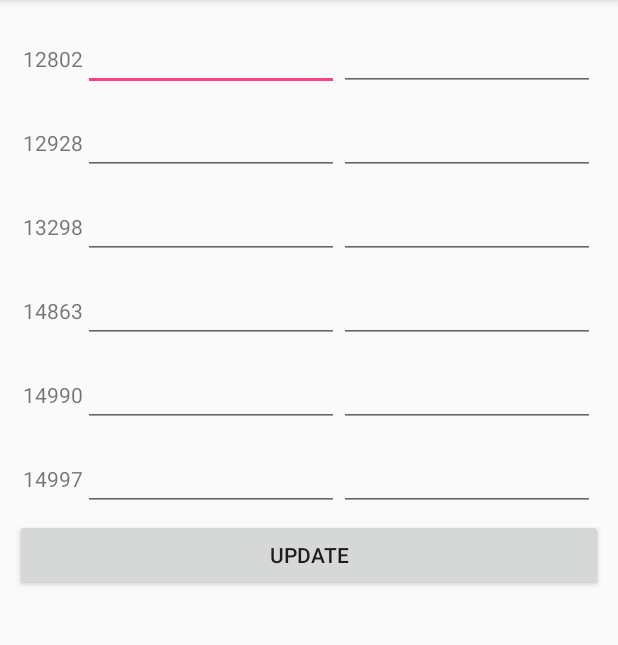
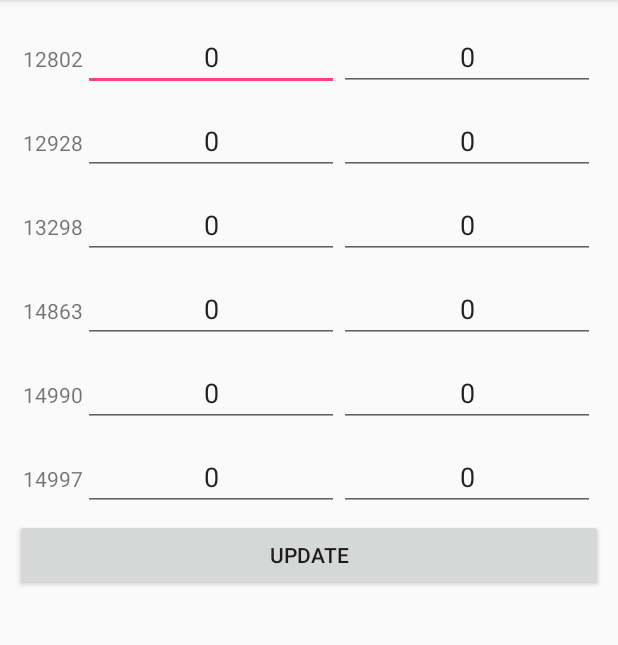
Before and after one commit to SMall-Capstone/BeaconTestingApp, an Android app: the SettingActivity screen opened directly, with no data from a screen before it, after a tap on "UPDATE", on a phone screen of 412 x 824 dp, the part 84-729 px from its top. Run offline under Robolectric (Android 15) with nearby library versions, the phone set to English and light mode, and no system bars.

Commit message:
RSSI값 Sorting수정 필요

```diff
--- a/app/src/main/java/org/androidtown/beacontest2/BeaconInfo.java
+++ b/app/src/main/java/org/androidtown/beacontest2/BeaconInfo.java
@@ -1,4 +1,6 @@
 package org.androidtown.beacontest2;
+
+import android.util.Log;
 
 /**
  * Created by 이예지 on 2018-03-07.
@@ -10,6 +12,7 @@ public class BeaconInfo {
     private boolean isFirst;
     private double maxRSSI,minRSSI;
     private int location_x,location_y;
+    private double distance;
 
     public BeaconInfo(){
 
@@ -95,4 +98,18 @@ public class BeaconInfo {
     public void setLocation_y(int location_y) {
         this.location_y = location_y;
     }
+
+    public void setLocation(int x,int y){
+        this.setLocation_x(x);
+        this.setLocation_y(y);
+        Log.i("Location",this.getMinor()+" location setting");
+    }
+
+    public double getDistance() {
+        return distance;
+    }
+
+    public void setDistance(double distance) {
+        this.distance = distance;
+    }
 }
--- a/app/src/main/java/org/androidtown/beacontest2/BeaconList.java
+++ b/app/src/main/java/org/androidtown/beacontest2/BeaconList.java
@@ -1,6 +1,10 @@
 package org.androidtown.beacontest2;
 
+import android.util.Log;
+
 import java.util.ArrayList;
+import java.util.Collections;
+import java.util.Comparator;
 import java.util.HashMap;
 
 /**
@@ -27,4 +31,36 @@ public class BeaconList {
     public static BeaconList getInstance(){
         return beaconList;
     }
+
+    public ArrayList<BeaconInfo> findNearestBeacons(){
+        ArrayList<BeaconInfo> beaconInfos = new ArrayList<BeaconInfo>();
+
+        for(int i=0;i<beaconInfoArrayList.size();i++){
+            beaconInfos.add(beaconInfoArrayList.get(i));
+        }
+
+        if(beaconInfos.size()==6/*==beaconInfoArrayList.size()*/){
+            Collections.sort(beaconInfos, new Comparator<BeaconInfo>() {
+
+                @Override
+                public int compare(BeaconInfo beaconInfo1, BeaconInfo beaconInfo2) {
+                    if(beaconInfo1.getFilteredRSSIvalue()>beaconInfo2.getFilteredRSSIvalue()){
+                        return 1;
+                    }
+                    else if(beaconInfo1.getFilteredRSSIvalue()<beaconInfo2.getFilteredRSSIvalue()){
+                        return -1;
+                    }
+                    else
+                        return 0;
+                }
+            });
+
+            return beaconInfos;
+        }
+        else {
+            Log.i("Sort","beaconInfos setting fail");
+            return beaconInfos;
+        }
+
+    }
 }
--- a/app/src/main/java/org/androidtown/beacontest2/MainActivity.java
+++ b/app/src/main/java/org/androidtown/beacontest2/MainActivity.java
@@ -137,6 +137,18 @@ public class MainActivity extends AppCompatActivity implements BeaconConsumer {
             public void onClick(View view) {
                 Intent intent = new Intent(getApplicationContext(),SettingActivity.class);
                 startActivity(intent);
+
+                /*//Test
+                ArrayList<BeaconInfo> beaconInfos = beaconList.findNearestBeacons();
+
+                if(beaconInfos==null){
+                    Toast.makeText(getApplicationContext(),"null",Toast.LENGTH_SHORT).show();
+                }
+                else {
+                    for(int i=0;i<beaconInfos.size();i++){
+                        Log.i("beaconSort",beaconInfos.get(i).getName()+"/"+beaconInfos.get(i).getFilteredRSSIvalue());
+                    }
+                }*/
             }
         });
 
--- a/app/src/main/java/org/androidtown/beacontest2/SettingActivity.java
+++ b/app/src/main/java/org/androidtown/beacontest2/SettingActivity.java
@@ -29,8 +29,30 @@ public class SettingActivity extends AppCompatActivity {
     }
 
     public void updateLocation(){
-        //String s = ((EditText)findViewById(R.id.editText_13298_x)).getText().toString();
+        int x,y;
 
+        x = Integer.parseInt(((EditText)findViewById(R.id.editText_12802_x)).getText().toString());
+        y = Integer.parseInt(((EditText)findViewById(R.id.editText_12802_y)).getText().toString());
+        beaconList.findBeacon("MiniBeacon12802").setLocation(x,y);
 
+        x = Integer.parseInt(((EditText)findViewById(R.id.editText_12928_x)).getText().toString());
+        y = Integer.parseInt(((EditText)findViewById(R.id.editText_12928_y)).getText().toString());
+        beaconList.findBeacon("MiniBeacon12928").setLocation(x,y);
+
+        x = Integer.parseInt(((EditText)findViewById(R.id.editText_13298_x)).getText().toString());
+        y = Integer.parseInt(((EditText)findViewById(R.id.editText_13298_y)).getText().toString());
+        beaconList.findBeacon("MiniBeacon13298").setLocation(x,y);
+
+        x = Integer.parseInt(((EditText)findViewById(R.id.editText_14863_x)).getText().toString());
+        y = Integer.parseInt(((EditText)findViewById(R.id.editText_14863_y)).getText().toString());
+        beaconList.findBeacon("MiniBeacon_14863").setLocation(x,y);
+
+        x = Integer.parseInt(((EditText)findViewById(R.id.editText_14990_x)).getText().toString());
+        y = Integer.parseInt(((EditText)findViewById(R.id.editText_14990_y)).getText().toString());
+        beaconList.findBeacon("MiniBeacon_14990").setLocation(x,y);
+
+        x = Integer.parseInt(((EditText)findViewById(R.id.editText_14997_x)).getText().toString());
+        y = Integer.parseInt(((EditText)findViewById(R.id.editText_14997_y)).getText().toString());
+        beaconList.findBeacon("MiniBeacon_14997").setLocation(x,y);
     }
 }
--- a/app/src/main/res/layout/activity_setting.xml
+++ b/app/src/main/res/layout/activity_setting.xml
@@ -27,7 +27,9 @@
             android:layout_height="wrap_content"
             android:layout_weight="1"
             android:ems="10"
-            android:inputType="number" />
+            android:gravity="center"
+            android:inputType="number"
+            android:text="0" />
 
         <EditText
             android:id="@+id/editText_12802_y"
@@ -35,7 +37,9 @@
             android:layout_height="wrap_content"
             android:layout_weight="1"
             android:ems="10"
-            android:inputType="number" />
+            android:inputType="number"
+            android:gravity="center"
+            android:text="0" />
     </LinearLayout>
 
     <LinearLayout
@@ -56,7 +60,9 @@
             android:layout_height="wrap_content"
             android:layout_weight="1"
             android:ems="10"
-            android:inputType="number" />
+            android:inputType="number"
+            android:gravity="center"
+            android:text="0" />
 
         <EditText
             android:id="@+id/editText_12928_y"
@@ -64,7 +70,9 @@
             android:layout_height="wrap_content"
             android:layout_weight="1"
             android:ems="10"
-            android:inputType="number" />
+            android:inputType="number"
+            android:gravity="center"
+            android:text="0" />
 
     </LinearLayout>
 
@@ -86,7 +94,9 @@
             android:layout_height="wrap_content"
             android:layout_weight="1"
             android:ems="10"
-            android:inputType="number" />
+            android:inputType="number"
+            android:gravity="center"
+            android:text="0" />
 
         <EditText
             android:id="@+id/editText_13298_y"
@@ -94,7 +104,9 @@
             android:layout_height="wrap_content"
             android:layout_weight="1"
             android:ems="10"
-            android:inputType="number" />
+            android:inputType="number"
+            android:gravity="center"
+            android:text="0" />
     </LinearLayout>
 
     <LinearLayout
@@ -115,7 +127,9 @@
             android:layout_height="wrap_content"
             android:layout_weight="1"
             android:ems="10"
-            android:inputType="number" />
+            android:inputType="number"
+            android:gravity="center"
+            android:text="0" />
 
         <EditText
             android:id="@+id/editText_14863_y"
@@ -123,7 +137,9 @@
             android:layout_height="wrap_content"
             android:layout_weight="1"
             android:ems="10"
-            android:inputType="number" />
+            android:inputType="number"
+            android:gravity="center"
+            android:text="0" />
     </LinearLayout>
 
     <LinearLayout
@@ -144,7 +160,9 @@
             android:layout_height="wrap_content"
             android:layout_weight="1"
             android:ems="10"
-            android:inputType="number" />
+            android:inputType="number"
+            android:gravity="center"
+            android:text="0" />
 
         <EditText
             android:id="@+id/editText_14990_y"
@@ -152,7 +170,9 @@
             android:layout_height="wrap_content"
             android:layout_weight="1"
             android:ems="10"
-            android:inputType="number" />
+            android:inputType="number"
+            android:gravity="center"
+            android:text="0" />
     </LinearLayout>
 
     <LinearLayout
@@ -173,7 +193,9 @@
             android:layout_height="wrap_content"
             android:layout_weight="1"
             android:ems="10"
-            android:inputType="number" />
+            android:inputType="number"
+            android:gravity="center"
+            android:text="0" />
 
         <EditText
             android:id="@+id/editText_14997_y"
@@ -181,7 +203,9 @@
             android:layout_height="wrap_content"
             android:layout_weight="1"
             android:ems="10"
-            android:inputType="number" />
+            android:inputType="number"
+            android:gravity="center"
+            android:text="0" />
     </LinearLayout>
 
     <Button
```
Also changed, not shown: 130 other files.
